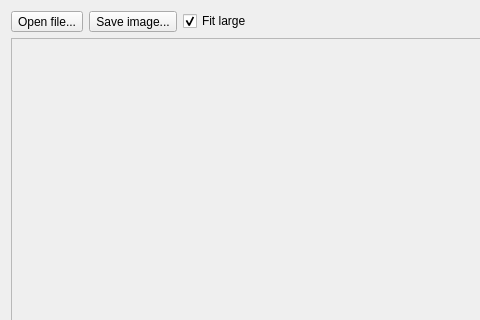
Qt form examples/c++/qt/junior-with-c-api/qtsail.ui (HappySeaFox/sail) before a commit; both pictures show x 0 to 480 and y 0 to 320 of the 757 by 435 pixel window.
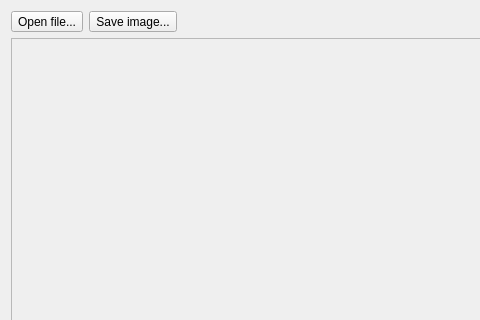
The same form after that commit.

Commit message: EXAMPLES: Remove 'Fit large' checkboxes from the junior examples, fit automatically by default

Diff of the .ui file:
```diff
--- a/examples/c++/qt/junior-with-c-api/qtsail.ui
+++ b/examples/c++/qt/junior-with-c-api/qtsail.ui
@@ -30,16 +30,6 @@
        </property>
       </widget>
      </item>
-     <item>
-      <widget class="QCheckBox" name="checkFit">
-       <property name="text">
-        <string>Fit large</string>
-       </property>
-       <property name="checked">
-        <bool>true</bool>
-       </property>
-      </widget>
-     </item>
      <item>
       <spacer name="horizontalSpacer">
        <property name="orientation">
```
Left out of the diff: 1 changed line with no effect on the pictures. The commit also changes 5 other files.
